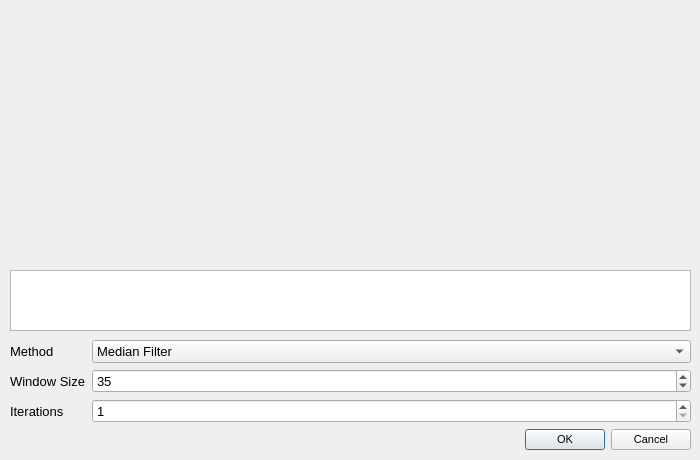
This is GUI/Processing/baselinedialog.ui in VespucciProject/Vespucci as Qt 5 draws it before an edit. The edited form follows.
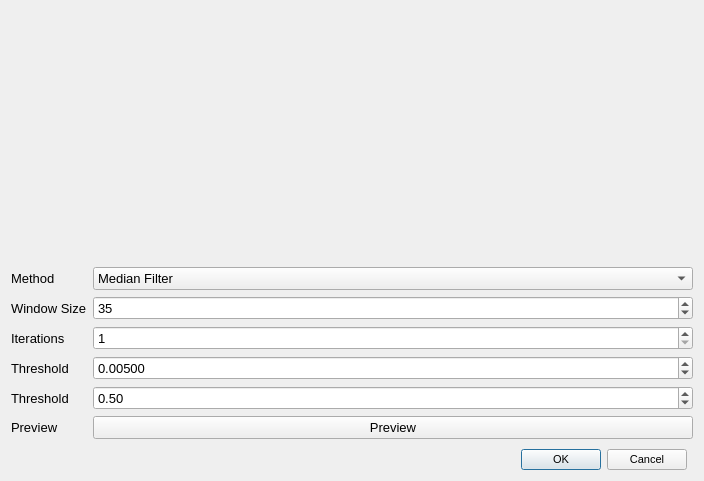
This is the edited form. Custom widgets are drawn as their Qt base class.

Commit message: Changes to BaselineDialog to support IModPoly and CWT methods. Changed BulkConversionDialog to only support Vespucci Dataset output (zipped csv files are useless, and armadillo has higher precision than most inputs, so it makes bigger files, and it's easier to do that in Excel)

What changed in the file:
```diff
--- a/GUI/Processing/baselinedialog.ui
+++ b/GUI/Processing/baselinedialog.ui
@@ -7,7 +7,7 @@
     <x>0</x>
     <y>0</y>
     <width>700</width>
-    <height>460</height>
+    <height>481</height>
    </rect>
   </property>
   <property name="font">
@@ -18,15 +18,39 @@
   <property name="windowTitle">
    <string>Correct Baseline</string>
   </property>
-  <widget class="QWidget" name="formLayoutWidget">
-   <property name="geometry">
-    <rect>
-     <x>10</x>
-     <y>340</y>
-     <width>681</width>
-     <height>115</height>
-    </rect>
-   </property>
+  <layout class="QGridLayout" name="gridLayout">
+   <item row="0" column="0" colspan="2">
+    <widget class="QCustomPlot" name="spectrumPlot" native="true">
+     <property name="sizePolicy">
+      <sizepolicy hsizetype="Fixed" vsizetype="Fixed">
+       <horstretch>0</horstretch>
+       <verstretch>0</verstretch>
+      </sizepolicy>
+     </property>
+     <property name="minimumSize">
+      <size>
+       <width>682</width>
+       <height>250</height>
+      </size>
+     </property>
+    </widget>
+   </item>
+   <item row="3" column="0">
+    <widget class="QDialogButtonBox" name="buttonBox">
+     <property name="font">
+      <font>
+       <pointsize>8</pointsize>
+      </font>
+     </property>
+     <property name="orientation">
+      <enum>Qt::Horizontal</enum>
+     </property>
+     <property name="standardButtons">
+      <set>QDialogButtonBox::Cancel|QDialogButtonBox::Ok</set>
+     </property>
+    </widget>
+   </item>
+   <item row="1" column="0" colspan="2">
    <layout class="QFormLayout" name="formLayout">
     <item row="0" column="0">
      <widget class="QLabel" name="label">
@@ -78,7 +102,7 @@
      </widget>
     </item>
     <item row="2" column="0">
-     <widget class="QLabel" name="label_3">
+      <widget class="QLabel" name="paramLabel_1">
       <property name="text">
        <string>Iterations</string>
       </property>
@@ -94,49 +118,69 @@
       </property>
      </widget>
     </item>
+     <item row="3" column="0">
+      <widget class="QLabel" name="paramLabel_2">
+       <property name="text">
+        <string>Threshold</string>
+       </property>
+      </widget>
+     </item>
     <item row="3" column="1">
-     <widget class="QDialogButtonBox" name="buttonBox">
-      <property name="font">
-       <font>
-        <pointsize>8</pointsize>
-       </font>
-      </property>
-      <property name="orientation">
-       <enum>Qt::Horizontal</enum>
-      </property>
-      <property name="standardButtons">
-       <set>QDialogButtonBox::Cancel|QDialogButtonBox::Ok</set>
-      </property>
-     </widget>
-    </item>
-   </layout>
-  </widget>
-  <widget class="QCustomPlot" name="spectrumPlot" native="true">
-   <property name="geometry">
-    <rect>
-     <x>9</x>
-     <y>9</y>
-     <width>682</width>
-     <height>250</height>
-    </rect>
-   </property>
-   <property name="sizePolicy">
-    <sizepolicy hsizetype="Preferred" vsizetype="Fixed">
-     <horstretch>0</horstretch>
-     <verstretch>0</verstretch>
-    </sizepolicy>
-   </property>
-  </widget>
-  <widget class="QTableView" name="coordinatesTableView">
-   <property name="geometry">
-    <rect>
-     <x>10</x>
-     <y>270</y>
-     <width>681</width>
-     <height>61</height>
-    </rect>
-   </property>
-  </widget>
+      <widget class="QDoubleSpinBox" name="param_2DoubleSpinBox">
+       <property name="decimals">
+        <number>5</number>
+       </property>
+       <property name="minimum">
+        <double>0.000000000000000</double>
+       </property>
+       <property name="maximum">
+        <double>1.000000000000000</double>
+       </property>
+       <property name="singleStep">
+        <double>0.000100000000000</double>
+       </property>
+       <property name="value">
+        <double>0.005000000000000</double>
+       </property>
+      </widget>
+     </item>
+     <item row="4" column="0">
+      <widget class="QLabel" name="label_2">
+       <property name="text">
+        <string>Threshold</string>
+       </property>
+      </widget>
+     </item>
+     <item row="4" column="1">
+      <widget class="QDoubleSpinBox" name="param_3DoubleSpinBox">
+       <property name="maximum">
+        <double>1.000000000000000</double>
+       </property>
+       <property name="singleStep">
+        <double>0.100000000000000</double>
+       </property>
+       <property name="value">
+        <double>0.500000000000000</double>
+       </property>
+      </widget>
+     </item>
+     <item row="5" column="0">
+      <widget class="QLabel" name="label_3">
+       <property name="text">
+        <string>Preview</string>
+       </property>
+      </widget>
+     </item>
+     <item row="5" column="1">
+      <widget class="QPushButton" name="pushButton">
+       <property name="text">
+        <string>Preview</string>
+       </property>
+      </widget>
+     </item>
+    </layout>
+   </item>
+  </layout>
  </widget>
  <customwidgets>
   <customwidget>
```
Left out of the diff: 6 changed lines with no effect on the pictures. Lines whose indentation alone changed are shown as unchanged. The commit also changes 9 other files.
